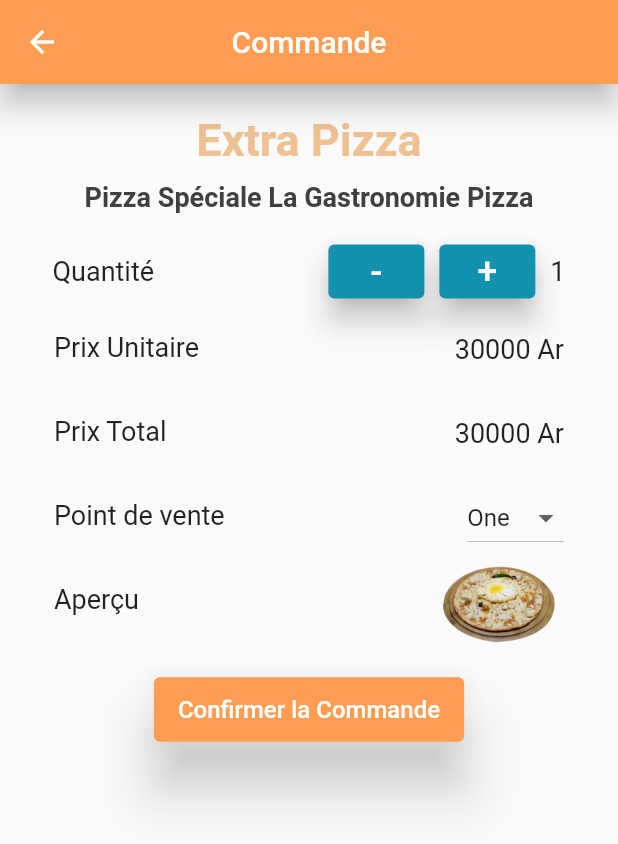
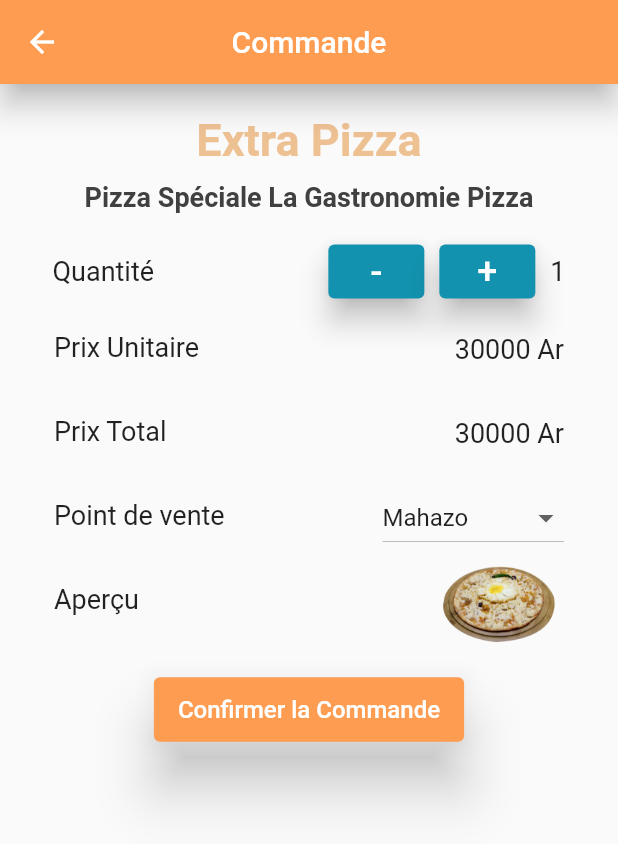
Before and after one commit to ChristianNomena/e_gouter_za, a Flutter app: the RestaurantPage screen opened directly, after a tap on "Pizza Spéciale La Gastronomie Pizza", on a phone screen of 412 x 824 dp. Shown: the top 844 px of the screen. Run offline on Flutter 3.47's test engine with Material 2 defaults, Android fonts, the light colour scheme and no system bars.

Commit message:
add command sale

```diff
--- a/lib/components/food_presentation_card.dart
+++ b/lib/components/food_presentation_card.dart
@@ -29,6 +29,7 @@ class FoodPresentationCard extends StatelessWidget {
                 name: name,
                 image: image,
                 unitPrice: price,
+                shops: const ["Test", "Un", "Deux"],
               );
             },
           ),
--- a/lib/components/recipe_sale_card.dart
+++ b/lib/components/recipe_sale_card.dart
@@ -29,6 +29,7 @@ class RecipeSaleCard extends StatelessWidget {
                 name: name,
                 image: image,
                 unitPrice: price,
+                shops: const ["Mahazo", "Analamahitsy", "Talatamaty", "Ivato"],
               );
             },
           ),
--- a/lib/main.dart
+++ b/lib/main.dart
@@ -1,4 +1,5 @@
 import 'package:e_goute_za/constants.dart';
+import 'package:e_goute_za/pages/command_grateful_page.dart';
 import 'package:e_goute_za/pages/commands/extra_pizza_command_page.dart';
 import 'package:e_goute_za/pages/commands/gastro_pizza_command_page.dart';
 import 'package:e_goute_za/pages/commands/happy_king_command_page.dart';
@@ -50,6 +51,7 @@ class MyApp extends StatelessWidget {
         "/command/extrapizza": (context) => const ExtraPizzaCommandPage(),
         "/command/kfc": (context) => const KfcCommandPage(),
         "/command/happyking": (context) => const HappyKingCommandPage(),
+        "/command/grateful": (context) => const CommandGratefulPage(),
       },
     );
   }
--- a/lib/pages/recipe_sale_page.dart
+++ b/lib/pages/recipe_sale_page.dart
@@ -8,12 +8,14 @@ class RecipeSalePage extends StatefulWidget {
     required this.name,
     required this.unitPrice,
     required this.image,
+    required this.shops,
   }) : super(key: key);
 
   final String restaurant;
   final String name;
   final int unitPrice;
   final AssetImage image;
+  final List shops;
 
   @override
   _RecipeSalePageState createState() => _RecipeSalePageState();
@@ -21,7 +23,7 @@ class RecipeSalePage extends StatefulWidget {
 
 class _RecipeSalePageState extends State<RecipeSalePage> {
   int _quantity = 1;
-  String _shopValue = "One";
+  String _shopValue = "Mahazo";
 
   void incrementQuantity() {
     setState(() {
@@ -182,8 +184,12 @@ class _RecipeSalePageState extends State<RecipeSalePage> {
                         _shopValue = value!;
                       });
                     },
-                    items: <String>['One', 'Two', 'Three', 'Four']
-                        .map<DropdownMenuItem<String>>((String value) {
+                    items: <String>[
+                      'Mahazo',
+                      'Analamahitsy',
+                      'Talatamaty',
+                      'Ivato'
+                    ].map<DropdownMenuItem<String>>((String value) {
                       return DropdownMenuItem<String>(
                         value: value,
                         child: Text(value),
@@ -217,7 +223,9 @@ class _RecipeSalePageState extends State<RecipeSalePage> {
                     elevation: MaterialStateProperty.all(16.0),
                     backgroundColor: MaterialStateProperty.all(kPrimaryColor),
                   ),
-                  onPressed: () {},
+                  onPressed: () {
+                    Navigator.pushNamed(context, "/command/grateful");
+                  },
                   child: const Text(
                     "Confirmer la Commande",
                     style: TextStyle(
```
Also changed, not shown: lib/components/food_presentation_list.dart (+0 -9 lines), lib/pages/command_grateful_page.dart (added, +50 -0 lines).
